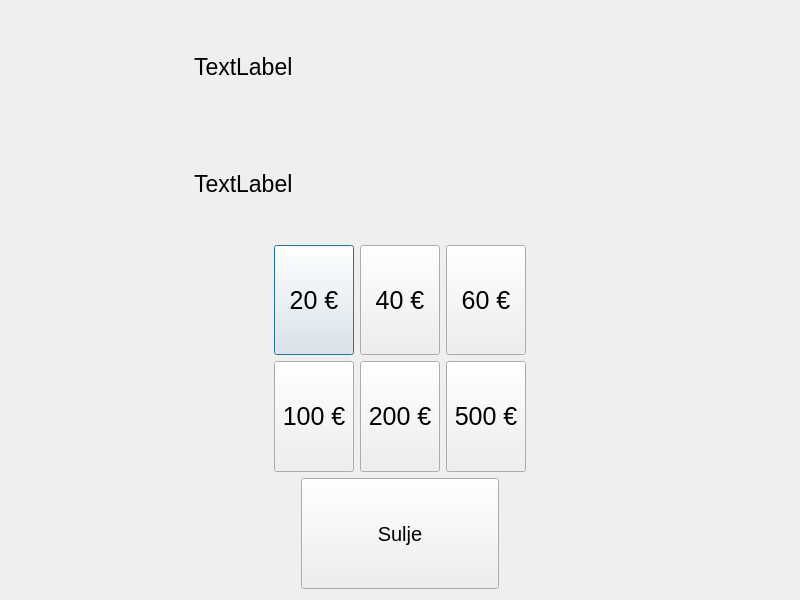
Old version of the form qt_frontend/banksimul35/nosto.ui in the repository PauliRekila/Banksimul.
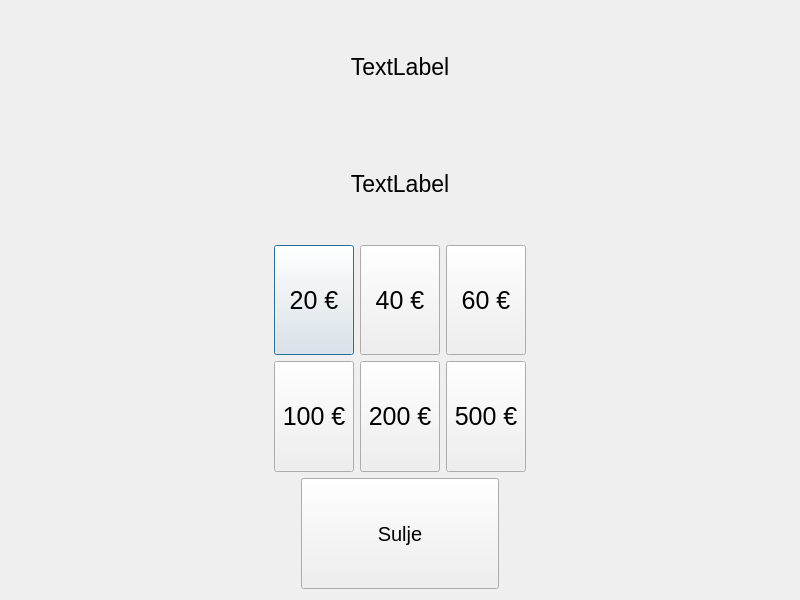
New version of the form.

Diff of the .ui file:
```diff
--- a/qt_frontend/banksimul35/nosto.ui
+++ b/qt_frontend/banksimul35/nosto.ui
@@ -26,6 +26,9 @@
        <property name="text">
         <string>TextLabel</string>
        </property>
+       <property name="alignment">
+        <set>Qt::AlignCenter</set>
+       </property>
       </widget>
      </item>
      <item>
@@ -38,6 +41,9 @@
        <property name="text">
         <string>TextLabel</string>
        </property>
+       <property name="alignment">
+        <set>Qt::AlignCenter</set>
+       </property>
       </widget>
      </item>
      <item>
```
